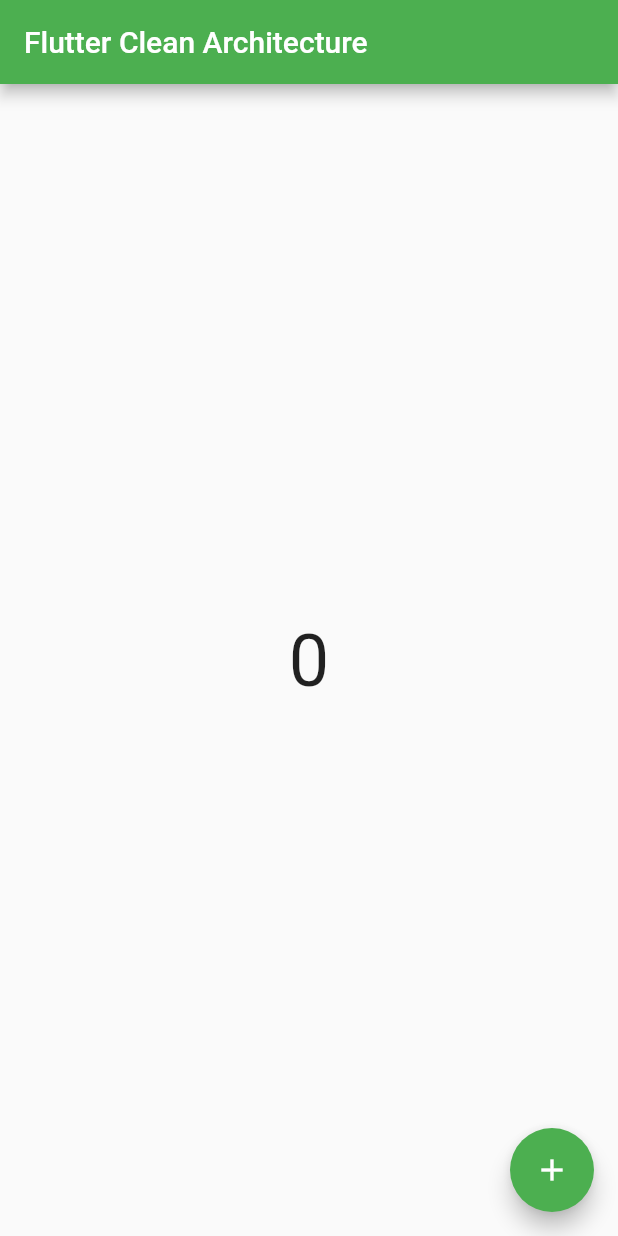
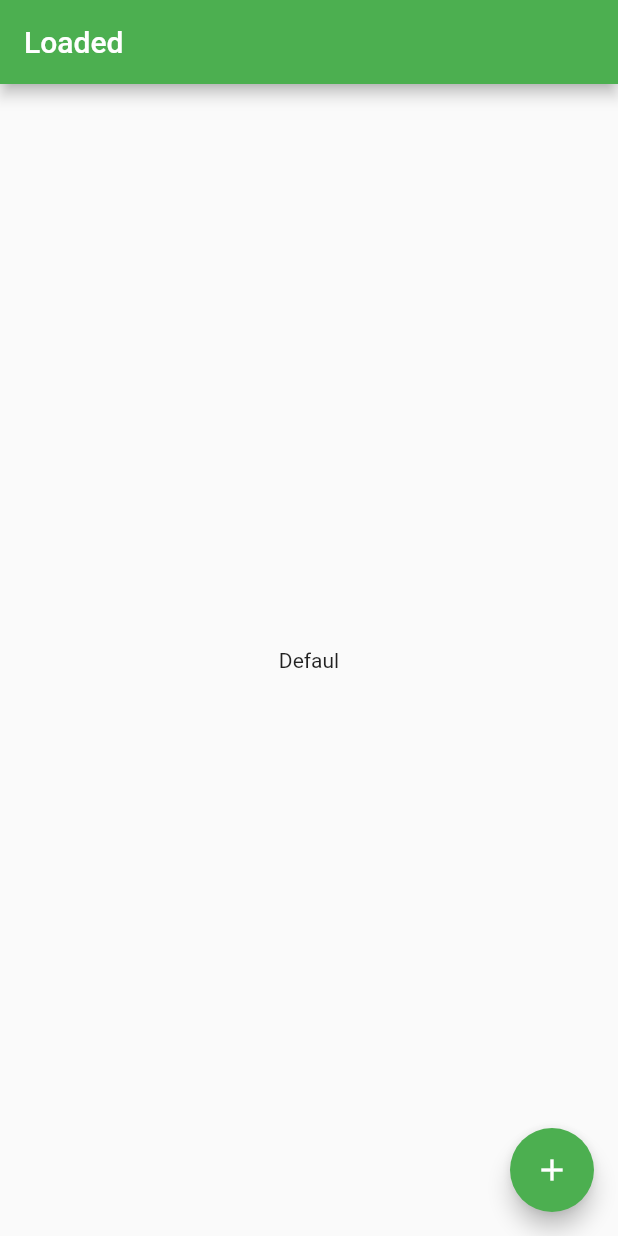
Before and after one commit to MatveevYasha/flutter-architecture, a Flutter app: the screen it shows after launch, on a phone screen of 412 x 824 dp. Run offline on Flutter 3.47's test engine with Material 2 defaults, Android fonts, the phone set to English and light mode, and no system bars; our stand-ins replace freezed_annotation, get_it.

Commit message:
done before the check

```diff
--- a/lib/main.dart
+++ b/lib/main.dart
@@ -1,5 +1,5 @@
 import 'package:flutter/material.dart';
-import 'package:flutter_application_1/my_app.dart';
+import 'package:flutter_application_1/pages/my_home_page.dart';
 import 'package:module_busines/module_busines.dart';
 
 void main() {
--- a/lib/my_app.dart
+++ /dev/null
@@ -1,16 +0,0 @@
-import 'package:flutter/material.dart';
-import 'package:flutter_application_1/pages/my_home_page.dart';
-
-class MyApp extends StatelessWidget {
-  const MyApp({super.key});
-
-  @override
-  Widget build(BuildContext context) {
-    return MaterialApp(
-      theme: ThemeData(
-        primarySwatch: Colors.green,
-      ),
-      home: const MyHomePage(title: 'Flutter Clean Architecture'),
-    );
-  }
-}
--- a/lib/pages/my_home_page.dart
+++ b/lib/pages/my_home_page.dart
@@ -1,5 +1,39 @@
 import 'package:flutter/material.dart';
+import 'package:get_it/get_it.dart';
 import 'package:module_busines/module_busines.dart';
+import 'package:provider/provider.dart';
+
+class MyApp extends StatefulWidget {
+  const MyApp({super.key});
+
+  @override
+  State<MyApp> createState() => _MyAppState();
+}
+
+class _MyAppState extends State<MyApp> {
+  late final MainBloc _mainBloc;
+
+  @override
+  void initState() {
+    super.initState();
+
+    _mainBloc = GetIt.I.get<MainBloc>();
+    _mainBloc.add(const MainBlocEvent.init());
+  }
+
+  @override
+  Widget build(BuildContext context) {
+    return Provider<MainBloc>(
+      create: (_) => _mainBloc,
+      child: MaterialApp(
+        theme: ThemeData(
+          primarySwatch: Colors.green,
+        ),
+        home: const MyHomePage(title: 'Flutter Clean Architecture'),
+      ),
+    );
+  }
+}
 
 class MyHomePage extends StatefulWidget {
   const MyHomePage({super.key, required this.title});
@@ -11,41 +45,42 @@ class MyHomePage extends StatefulWidget {
 }
 
 class _MyHomePageState extends State<MyHomePage> {
-  bool toggle = false;
-  int _counter = 0;
-  late final MainBloc _mainBloc;
-
-  @override
-  void initState() {
-    super.initState();
-    _mainBloc = BlocFactory().get();
-  }
-
-  void _increment() {
-    setState(() {
-      _mainBloc.incrementService.getStatus(_counter);
-      _counter = _mainBloc.incrementService.getStatus(_counter);
-    });
-  }
-
   @override
   Widget build(BuildContext context) {
-    return Scaffold(
-      appBar: AppBar(
-        title: Text(widget.title),
-      ),
-      body: Center(
-        child: Text(
-          '$_counter',
-          style: const TextStyle(
-            fontSize: 48,
-          ),
-        ),
-      ),
-      floatingActionButton: FloatingActionButton(
-        onPressed: _increment,
-        child: const Icon(Icons.add),
-      ),
+    return StreamBuilder<MainBlocState>(
+      stream: context.read<MainBloc>().state,
+      builder: (context, snapshot) {
+        if (snapshot.hasData) {
+          final state = snapshot.data;
+          return state!.map<Widget>(
+            loading: (_) => Scaffold(
+              appBar: AppBar(
+                title: const Text('Init'),
+              ),
+              body: const Center(
+                child: Text('Initializing'),
+              ),
+            ),
+            loaded: (state) => Scaffold(
+              appBar: AppBar(
+                title: const Text('Loaded'),
+              ),
+              body: Center(
+                child: Text(state.userData.name),
+              ),
+              floatingActionButton: FloatingActionButton(
+                onPressed: () {
+                  context.read<MainBloc>().add(
+                      MainBlocEvent.setUser(userId: state.userData.id + 1));
+                },
+                child: const Icon(Icons.add),
+              ),
+            ),
+          );
+        } else {
+          return const CircularProgressIndicator();
+        }
+      },
     );
   }
 }
--- a/packages/module_data/lib/src/service_provider.dart
+++ b/packages/module_data/lib/src/service_provider.dart
@@ -11,6 +11,6 @@ class ServiceProvider {
   static final instance = ServiceProvider();
 
   void initialize() {
-    _getIt.registerLazySingleton<IncrementService>(() => IncrementPlusOne());
+    _getIt.registerLazySingleton<UserService>(() => DummyUserService());
   }
 }
--- a/packages/module_data/pubspec.yaml
+++ b/packages/module_data/pubspec.yaml
@@ -12,6 +12,8 @@ dependencies:
   flutter:
     sdk: flutter
   get_it: ^7.2.0
+  module_model:
+    path: ../module_model
 
 dev_dependencies:
   flutter_test:
--- a/pubspec.yaml
+++ b/pubspec.yaml
@@ -34,6 +34,8 @@ dependencies:
   get_it: ^7.2.0
   module_busines:
     path: packages/module_busines
+  provider: ^6.0.5
+  dart_code_metrics: ^5.4.0
 
 
   # The following adds the Cupertino Icons font to your application.
```
Also changed, not shown: analysis_options.yaml (+16 -0 lines), packages/module_data/lib/src/implementation/internals.dart (+19 -3 lines), packages/module_data/lib/src/servises.dart (+9 -2 lines), pubspec.lock, 1 other file.
